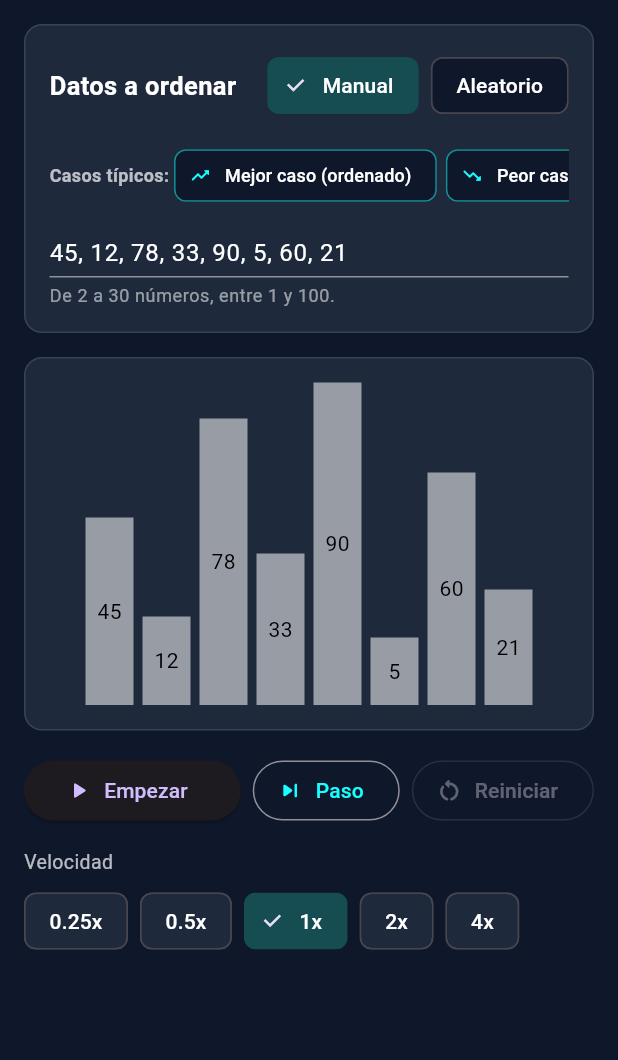
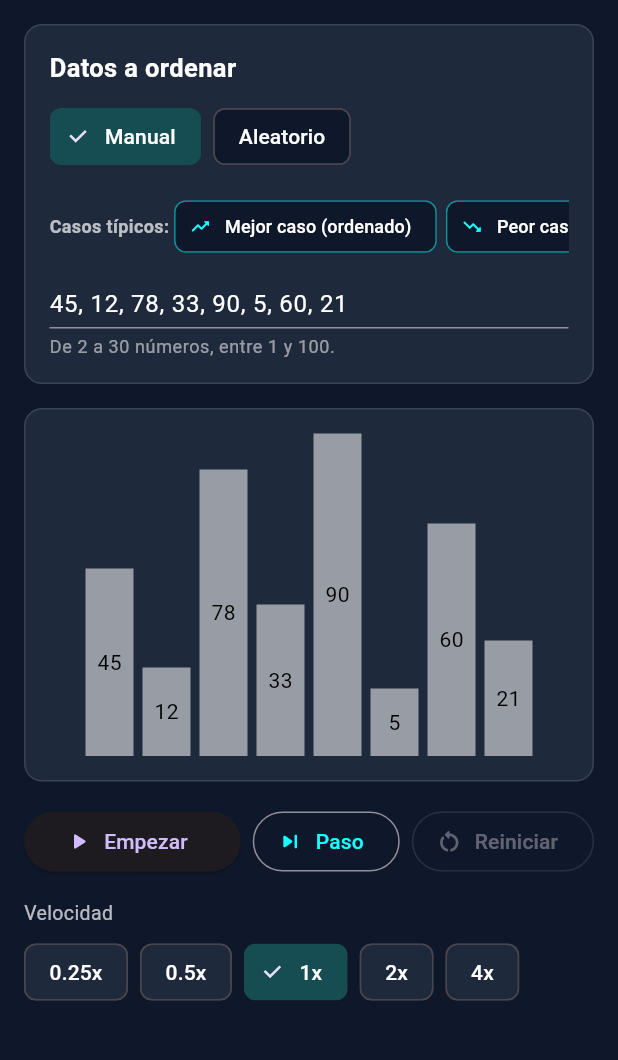
Before and after one commit to adrianaquiroz-wq/analysis_of_algorithms, a Flutter app: the SelectionSortScreen screen opened directly, on a phone screen of 412 x 824 dp, the part 84-1144 px from its top. Run offline on Flutter 3.47's test engine with Material 3 defaults, Android fonts, the phone set to English and light mode, and no system bars; our stand-ins replace shared_preferences; accounts and stored records are empty.

Commit message:
Ajustes de limites en screens

```diff
--- a/lib/algorithms/sorting/screens/sorting_theory_screen.dart
+++ b/lib/algorithms/sorting/screens/sorting_theory_screen.dart
@@ -40,7 +40,7 @@ class SortingTheoryScreen extends StatelessWidget {
           ),
           const SizedBox(height: 16),
           _section(p, 'Cómo funciona', _steps(p)),
-          const SizedBox(height: 24),
+          const SizedBox(height: 15),
           ElevatedButton.icon(
             onPressed: () => Navigator.push(
               context,
@@ -49,6 +49,7 @@ class SortingTheoryScreen extends StatelessWidget {
             icon: const Icon(Icons.play_circle_outline_rounded),
             label: const Text('Abrir visualización'),
           ),
+          const SizedBox(height: 30),
         ],
       ),
     );
--- a/lib/algorithms/sorting/shell_sort/widgets/sort_input_panel.dart
+++ b/lib/algorithms/sorting/shell_sort/widgets/sort_input_panel.dart
@@ -94,7 +94,8 @@ class _SortInputPanelState extends State<SortInputPanel> {
     onSelected: widget.enabled ? (_) => _setMode(mode) : null,
   );
 
-  Widget _presetChip(String label, List<int> values, IconData icon) => ActionChip(
+  Widget _presetChip(String label, List<int> values, IconData icon) =>
+      ActionChip(
         avatar: Icon(icon, size: 14, color: _p.accent),
         label: Text(label, style: TextStyle(color: _p.text, fontSize: 12)),
         backgroundColor: _p.background,
@@ -115,9 +116,6 @@ class _SortInputPanelState extends State<SortInputPanel> {
       child: Column(
         crossAxisAlignment: CrossAxisAlignment.start,
         children: [
-          Row(
-            mainAxisAlignment: MainAxisAlignment.spaceBetween,
-            children: [
           Text(
             'Datos a ordenar',
             style: TextStyle(
@@ -126,13 +124,12 @@ class _SortInputPanelState extends State<SortInputPanel> {
               fontWeight: FontWeight.bold,
             ),
           ),
+          const SizedBox(height: 10),
           Wrap(
             spacing: 8,
             children: [
               _chip('Manual', InputMode.manual),
               _chip('Aleatorio', InputMode.random),
-                ],
-              ),
             ],
           ),
           const SizedBox(height: 12),
@@ -149,23 +146,38 @@ class _SortInputPanelState extends State<SortInputPanel> {
                     fontWeight: FontWeight.w600,
                   ),
                 ),
-                _presetChip(
-                  'Mejor caso (ordenado)',
-                  const [10, 20, 32, 45, 58, 70, 85, 96],
-                  Icons.trending_up_rounded,
-                ),
+                _presetChip('Mejor caso (ordenado)', const [
+                  10,
+                  20,
+                  32,
+                  45,
+                  58,
+                  70,
+                  85,
+                  96,
+                ], Icons.trending_up_rounded),
                 const SizedBox(width: 6),
-                _presetChip(
-                  'Peor caso (invertido)',
-                  const [96, 85, 70, 58, 45, 32, 20, 10],
-                  Icons.trending_down_rounded,
-                ),
+                _presetChip('Peor caso (invertido)', const [
+                  96,
+                  85,
+                  70,
+                  58,
+                  45,
+                  32,
+                  20,
+                  10,
+                ], Icons.trending_down_rounded),
                 const SizedBox(width: 6),
-                _presetChip(
-                  'Casi ordenado',
-                  const [10, 20, 32, 70, 58, 45, 85, 96],
-                  Icons.auto_awesome_rounded,
-                ),
+                _presetChip('Casi ordenado', const [
+                  10,
+                  20,
+                  32,
+                  70,
+                  58,
+                  45,
+                  85,
+                  96,
+                ], Icons.auto_awesome_rounded),
               ],
             ),
           ),
--- a/lib/screens/home/home_content.dart
+++ b/lib/screens/home/home_content.dart
@@ -70,13 +70,13 @@ class HomeContent extends StatelessWidget {
             accentColor: palette.accent,
           ),
           const SizedBox(height: 30),
-          Center(child: _FreeCanvasButton(accent: palette.accent)),
+          //Center(child: _FreeCanvasButton(accent: palette.accent)),
         ],
       ),
     );
   }
 }
-
+/*
 class _FreeCanvasButton extends StatelessWidget {
   final Color accent;
 
@@ -106,4 +106,4 @@ class _FreeCanvasButton extends StatelessWidget {
       ),
     );
   }
-}
+}*/
```
Lines whose indentation alone changed are shown as unchanged.
